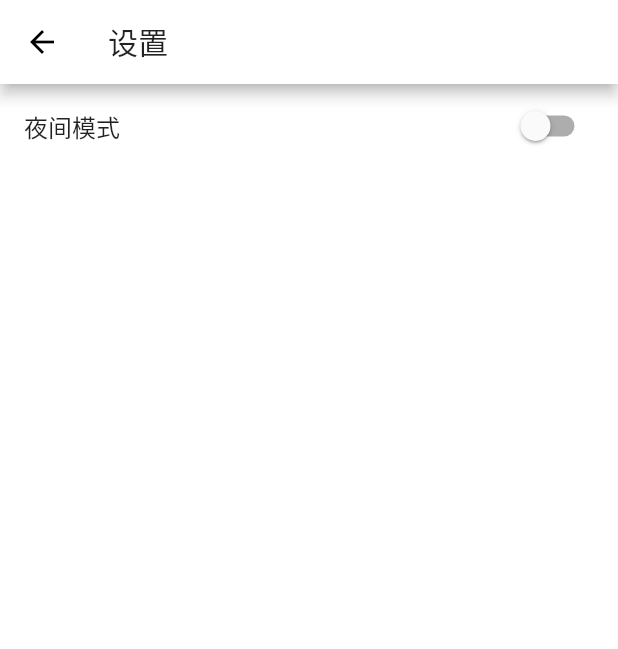
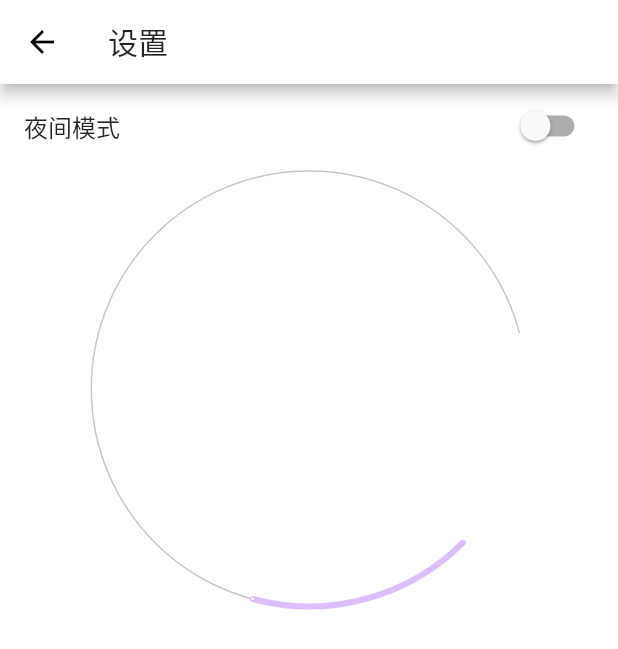
Before and after one commit to 2697a/bujuan, a Flutter app: the screen it shows after launch, after a tap on the "settings" icon, on a phone screen of 412 x 824 dp. Shown: the top 649 px of the screen. Run offline on Flutter 3.47's test engine with Material 2 defaults, Android fonts, the phone set to English and light mode, and no system bars; drawn by our look-alikes of pull_to_refresh, sleek_circular_slider; our stand-ins replace cached_network_image, cookie_jar, get, shared_preferences, synchronized; missing offline and left inert: color_thief_flutter, encrypt, flutter_placeholder_textlines, pointycastle, we_slide; network calls fail; statements that could not run were skipped.

Commit message:
还是完善 添加部分注释

```diff
--- a/lib/global/global_controller.dart
+++ b/lib/global/global_controller.dart
@@ -65,4 +65,8 @@ class GlobalController extends GetxController {
   skipToNext() async {
     await Starry.skipToNext();
   }
+
+  seekTo(int seek) async {
+    await Starry.changeSongSeek(seek);
+  }
 }
--- a/lib/home/home_view.dart
+++ b/lib/home/home_view.dart
@@ -1,4 +1,5 @@
 import 'package:bujuan/find/find_view.dart';
+import 'package:bujuan/keep.dart';
 import 'package:bujuan/global/global_theme.dart';
 import 'package:bujuan/music_bottom_bar/music_bottom_bar_view.dart';
 import 'package:bujuan/play_view/default_view.dart';
@@ -53,10 +54,10 @@ class HomeView extends GetView<HomeController> {
               physics: NeverScrollableScrollPhysics(),
               // onPageChanged: (index) => controller.changeIndex(index),
               children: [
-                FindView(),
-                SearchView(),
-                SearchView(),
-                UserView(),
+                KeepAliveWrapper( child: FindView()),
+                KeepAliveWrapper( child: SearchView()),
+                KeepAliveWrapper( child: SearchView()),
+                KeepAliveWrapper( child: UserView()),
               ])),
     );
   }
--- a/lib/play_list/play_list_view.dart
+++ b/lib/play_list/play_list_view.dart
@@ -65,7 +65,7 @@ class PlayListView extends GetView<PlayListController> {
             ),
             Expanded(
                 child: Text(
-              " -  ${controller.playList[index].title}",
+              " -  ${controller.playList[index].artist}",
               maxLines: 1,
               overflow: TextOverflow.ellipsis,
               style: TextStyle(
--- a/lib/setting/setting_view.dart
+++ b/lib/setting/setting_view.dart
@@ -1,27 +1,33 @@
-import 'package:bujuan/global/global_theme.dart';
 import 'package:bujuan/setting/setting_controller.dart';
 import 'package:flutter/material.dart';
-import 'package:flutter/services.dart';
 import 'package:get/get.dart';
+import 'package:sleek_circular_slider/sleek_circular_slider.dart';
 
 class SettingView extends GetView<SettingController> {
   @override
   Widget build(BuildContext context) {
-    return Obx(()=>AnnotatedRegion<SystemUiOverlayStyle>(
-      child: Scaffold(
-        appBar: AppBar(
-          title: Text("设置"),
-        ),
-        body: ListView(
-          children: [SwitchListTile(title: Text("夜间模式"), value: controller.isDark.value, onChanged: (value) => controller.changeTheme())],
-        ),
+    return Obx(()=> Scaffold(
+      appBar: AppBar(
+        title: Text("设置"),
       ),
-      value: !controller.isDark.value
-          ? SystemUiOverlayStyle.light.copyWith(
-        systemNavigationBarColor: lightTheme.primaryColor,
-      )
-          : SystemUiOverlayStyle.dark.copyWith(
-        systemNavigationBarColor: darkTheme.primaryColor,
+      body: ListView(
+        children: [SwitchListTile(title: Text("夜间模式"), value: controller.isDark.value, onChanged: (value) => controller.changeTheme()),SleekCircularSlider(
+          appearance: CircularSliderAppearance(
+              size: MediaQuery.of(Get.context).size.width / 1.4,
+              startAngle: 45,
+              angleRange: 300,
+              customColors: CustomSliderColors(
+                  trackColor: Colors.grey.withOpacity(.6),
+                  progressBarColor: Color.fromRGBO(220, 190, 251, 1)),
+              customWidths:
+              CustomSliderWidths(trackWidth: 1, progressBarWidth: 4)),
+          min: 0,
+          max: 100,
+          initialValue: 20,
+          innerWidget: (value) =>Container(
+            margin: EdgeInsets.all(6.0),
+          ),
+        ),],
       ),
     ));
   }
--- a/pubspec.yaml
+++ b/pubspec.yaml
@@ -35,6 +35,7 @@ dependencies:
   encrypt: ^3.0.0
   we_slide: ^2.0.0
   pull_to_refresh: ^1.6.4
+  sleek_circular_slider: ^1.2.0+web
   flutter:
     sdk: flutter
 
--- a/starry/lib/starry.dart
+++ b/starry/lib/starry.dart
@@ -95,6 +95,11 @@ class Starry {
     return null;
   }
 
+  ///切换歌曲播放进度
+  static Future<void> changeSongSeek(seek) async {
+    await _channel.invokeMethod("CHANGE_SEEK", {"SEEK": seek});
+  }
+
   ///获取播放列表
   static Future<List<MusicItem>> getPlayList() async {
     var musicItemStr = await _channel.invokeMethod("PLAY_LIST");
```
Also changed, not shown: lib/bottom_bar/lyric_view.dart (+10 -4 lines), lib/keep.dart (added, +22 -0 lines), lib/play_view/default_view.dart (+115 -38 lines), lib/sheet_info/sheet_info_controller.dart (+1 -15 lines), lib/utils/bujuan_util.dart (added, +102 -0 lines), pubspec.lock, 2 other files.
